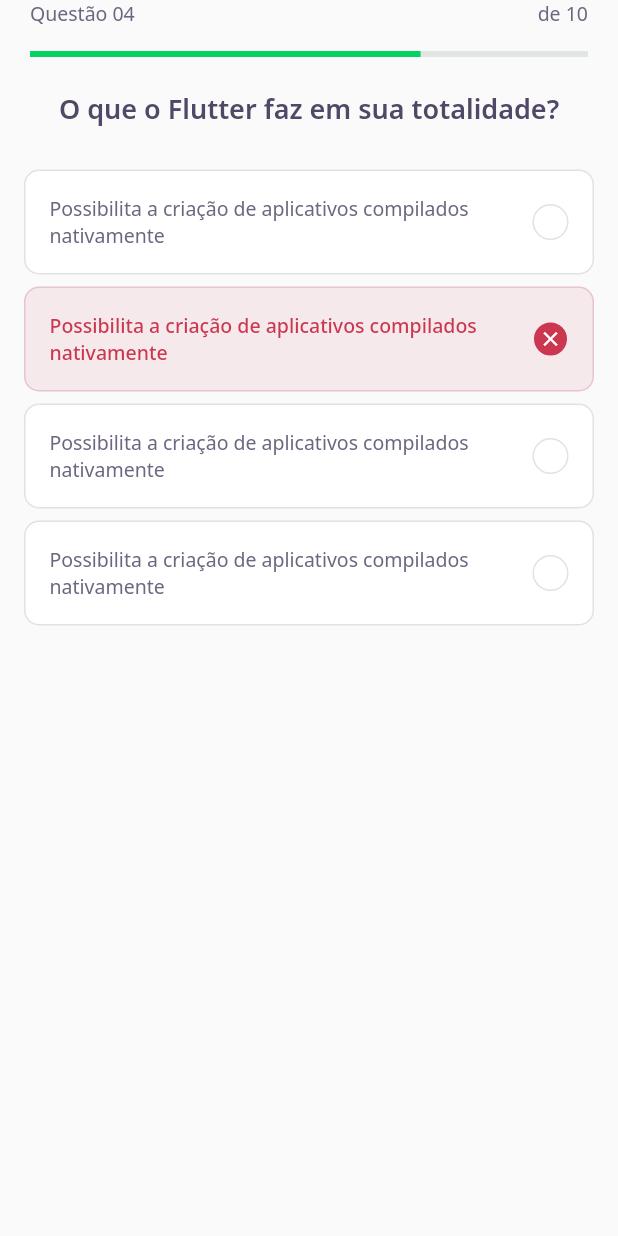
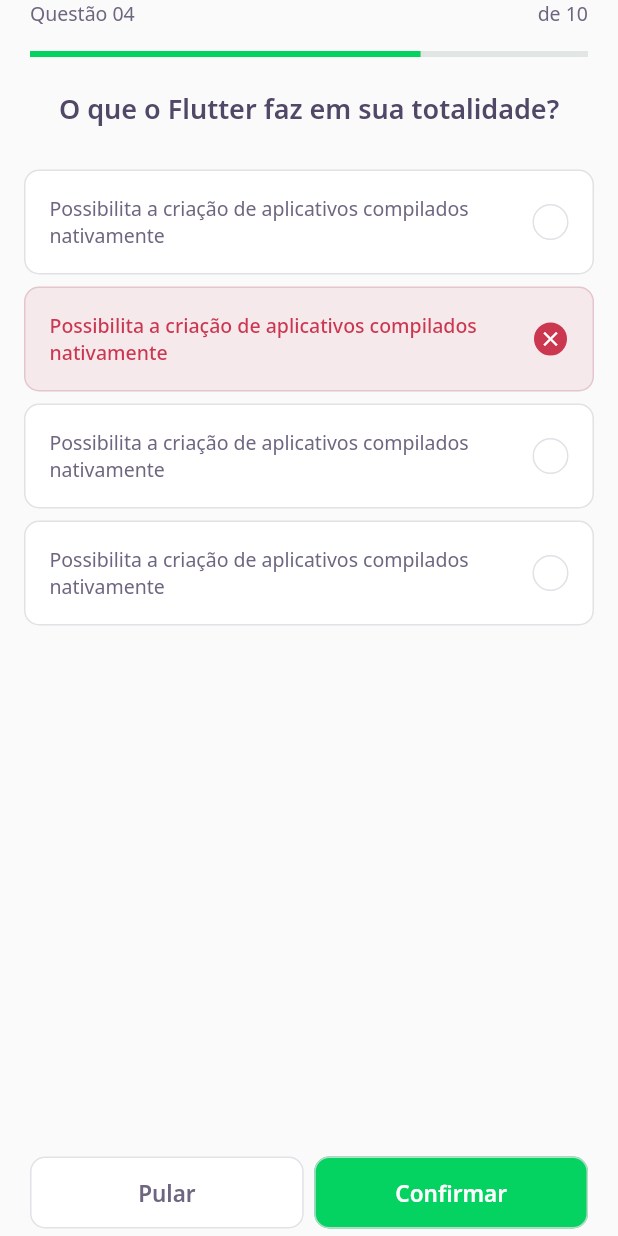
Before and after one commit to Wessh/DevQuiz, a Flutter app: the ChallengePage screen opened directly, on a phone screen of 412 x 824 dp. Run offline on Flutter 3.47's test engine with Material 2 defaults, Android fonts, the phone set to English and light mode, and no system bars; our stand-ins replace google_fonts; accounts and stored records are empty.

```diff
--- a/lib/challenge/challenge_page.dart
+++ b/lib/challenge/challenge_page.dart
@@ -1,3 +1,4 @@
+import 'package:devquiz/challenge/widgets/next_button/next_button_widget.dart';
 import 'package:devquiz/challenge/widgets/question_indicator/question_indicator_widget.dart';
 import 'package:devquiz/challenge/widgets/quiz/quiz_widget.dart';
 import 'package:flutter/material.dart';
@@ -18,6 +19,30 @@ class _ChallengePageState extends State<ChallengePage> {
       body: QuizWidget(
         title: "O que o Flutter faz em sua totalidade?",
       ),
+      bottomNavigationBar: SafeArea(
+        bottom: true,
+        child: Padding(
+          padding: const EdgeInsets.symmetric(horizontal: 20, vertical: 5),
+          child: Row(
+            mainAxisAlignment: MainAxisAlignment.spaceAround,
+            children: [
+              Expanded(
+                  child: NextButtonWidget.white(
+                label: "Pular",
+                onTap: () {},
+              )),
+              SizedBox(
+                width: 7,
+              ),
+              Expanded(
+                  child: NextButtonWidget.green(
+                label: "Confirmar",
+                onTap: () {},
+              ))
+            ],
+          ),
+        ),
+      ),
     );
   }
 }
--- /dev/null
+++ b/lib/challenge/widgets/next_button/next_button_widget.dart
@@ -0,0 +1,63 @@
+import 'package:devquiz/core/app_colors.dart';
+import 'package:flutter/material.dart';
+import 'package:google_fonts/google_fonts.dart';
+
+class NextButtonWidget extends StatelessWidget {
+  final String label;
+  final Color bgColor;
+  final Color fontColor;
+  final Color borderColor;
+  final Color clickedColor;
+  final VoidCallback onTap;
+
+  NextButtonWidget({
+    required this.label,
+    required this.bgColor,
+    required this.fontColor,
+    required this.borderColor,
+    required this.clickedColor,
+    required this.onTap,
+  });
+
+  NextButtonWidget.green({required String label, required onTap})
+      : this.bgColor = AppColors.darkGreen,
+        this.fontColor = AppColors.white,
+        this.borderColor = AppColors.green,
+        this.clickedColor = Colors.green.shade400,
+        this.onTap = onTap,
+        this.label = label;
+  NextButtonWidget.white({required String label, required onTap})
+      : this.bgColor = AppColors.white,
+        this.fontColor = AppColors.grey,
+        this.borderColor = AppColors.border,
+        this.clickedColor = AppColors.lightGrey,
+        this.onTap = onTap,
+        this.label = label;
+
+  @override
+  Widget build(BuildContext context) {
+    return Container(
+      height: 48,
+      child: TextButton(
+        style: ButtonStyle(
+            backgroundColor: MaterialStateProperty.all(
+              this.bgColor,
+            ),
+            shape: MaterialStateProperty.all(RoundedRectangleBorder(
+                borderRadius: BorderRadius.circular(10))),
+            side:
+                MaterialStateProperty.all(BorderSide(color: this.borderColor)),
+            overlayColor: MaterialStateProperty.all<Color>(this.clickedColor)),
+        onPressed: onTap,
+        child: Text(
+          label,
+          style: GoogleFonts.notoSans(
+            fontWeight: FontWeight.w600,
+            color: this.fontColor,
+            fontSize: 15,
+          ),
+        ),
+      ),
+    );
+  }
+}
--- a/lib/core/app_widget.dart
+++ b/lib/core/app_widget.dart
@@ -1,6 +1,5 @@
 //import 'package:devquiz/Home/home_page.dart';
-import 'package:devquiz/Home/home_page.dart';
-//import 'package:devquiz/splash/splash_page.dart';
+import 'package:devquiz/challenge/challenge_page.dart';
 import 'package:flutter/material.dart';
 
 class AppWidget extends StatelessWidget {
@@ -8,7 +7,7 @@ class AppWidget extends StatelessWidget {
   Widget build(BuildContext context) {
     return MaterialApp(
       title: "DevQuiz",
-      home: HomePage(),
+      home: ChallengePage(),
     );
   }
 }
```
